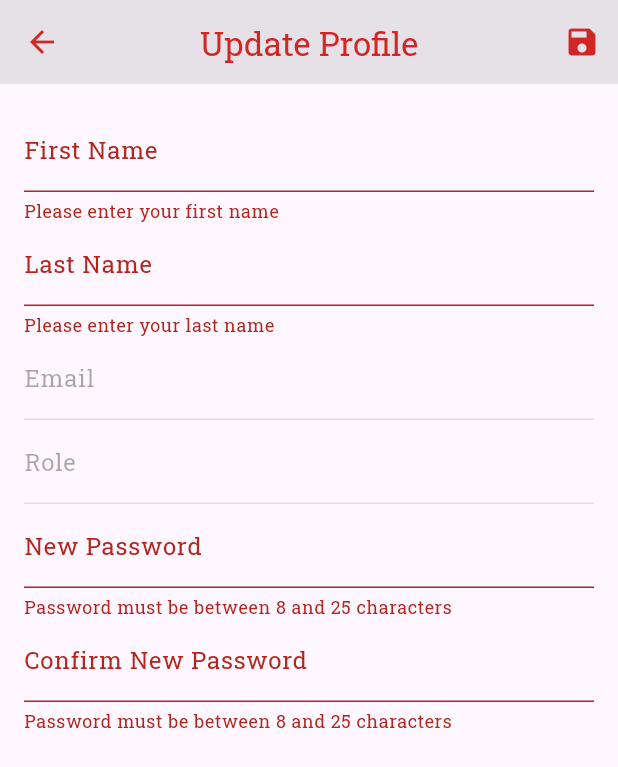
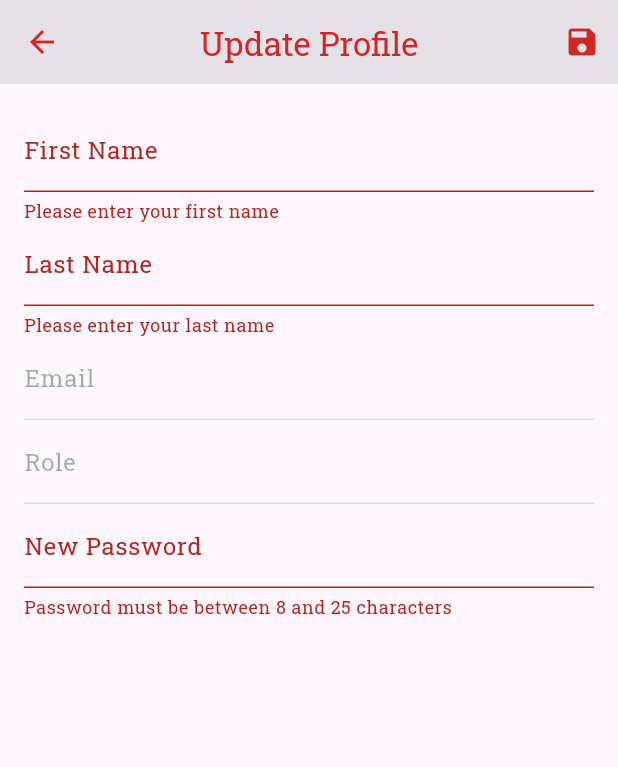
Before and after one commit to ayamaher205/Buses-ITI-Mobile-App, a Flutter app: the UpdateProfileScreen screen opened directly with empty values, after a tap on the "save" icon, on a phone screen of 412 x 824 dp. Shown: the top 767 px of the screen. Run offline on Flutter 3.47's test engine with Material 3 defaults, Android fonts, the phone set to English and light mode, and no system bars; our stand-ins replace awesome_dialog, email_validator, firebase_core, firebase_messaging, flutter_dotenv, flutter_map and 6 more; missing offline and left inert: flutter_scrolling_fab_animated; accounts and stored records are empty.

Commit message:
update style for update profile

```diff
--- a/lib/screens/update_profile.dart
+++ b/lib/screens/update_profile.dart
@@ -11,12 +11,12 @@ class UpdateProfileScreen extends StatefulWidget {
   final String role;
 
   const UpdateProfileScreen({
-    Key? key,
+    super.key,
     required this.firstName,
     required this.lastName,
     required this.email,
     required this.role,
-  }) : super(key: key);
+  });
 
   @override
   State<UpdateProfileScreen> createState() => _UpdateProfileScreenState();
@@ -29,6 +29,7 @@ class _UpdateProfileScreenState extends State<UpdateProfileScreen> {
   final TextEditingController _passwordController = TextEditingController();
   final TextEditingController _confirmPasswordController = TextEditingController();
   final _formKey = GlobalKey<FormState>();
+  bool _showConfirmPassword = false;
 
   @override
   void initState() {
@@ -50,7 +51,7 @@ class _UpdateProfileScreenState extends State<UpdateProfileScreen> {
     final accessToken = prefs.getString('accessToken');
     if (accessToken == null) {
       ScaffoldMessenger.of(context).showSnackBar(
-        SnackBar(content: Text('No access token found')),
+        const SnackBar(content: Text('No access token found')),
       );
       return;
     }
@@ -63,7 +64,7 @@ class _UpdateProfileScreenState extends State<UpdateProfileScreen> {
     if (_passwordController.text.isNotEmpty) {
       if (_passwordController.text.length < 8 || _passwordController.text.length > 25) {
         ScaffoldMessenger.of(context).showSnackBar(
-          SnackBar(content: Text('Password must be between 8 and 25 characters')),
+          const SnackBar(content: Text('Password must be between 8 and 25 characters')),
         );
         return;
       }
@@ -83,7 +84,7 @@ class _UpdateProfileScreenState extends State<UpdateProfileScreen> {
 
     if (response.statusCode == 200) {
       ScaffoldMessenger.of(context).showSnackBar(
-        SnackBar(content: Text('Profile updated successfully')),
+        const SnackBar(content: Text('Profile updated successfully')),
       );
       Navigator.pop(context, {
         'firstName': _firstNameController.text,
@@ -91,7 +92,7 @@ class _UpdateProfileScreenState extends State<UpdateProfileScreen> {
       });
     } else {
       ScaffoldMessenger.of(context).showSnackBar(
-        SnackBar(content: Text('Failed to update profile')),
+        const SnackBar(content: Text('Failed to update profile')),
       );
     }
   }
@@ -115,14 +116,20 @@ class _UpdateProfileScreenState extends State<UpdateProfileScreen> {
     return null;
   }
 
+  void _toggleConfirmPassword(bool show) {
+    setState(() {
+      _showConfirmPassword = show;
+    });
+  }
+
   @override
   Widget build(BuildContext context) {
     return Scaffold(
       appBar: AppBar(
-        title: Text('Update Profile'),
+        title: const Text('Update Profile'),
         actions: [
           IconButton(
-            icon: Icon(Icons.save),
+            icon: const Icon(Icons.save),
             onPressed: _updateUserProfile,
           ),
         ],
@@ -135,7 +142,7 @@ class _UpdateProfileScreenState extends State<UpdateProfileScreen> {
             children: [
               TextFormField(
                 controller: _firstNameController,
-                decoration: InputDecoration(labelText: 'First Name'),
+                decoration: const InputDecoration(labelText: 'First Name'),
                 validator: (value) {
                   if (value == null || value.isEmpty) {
                     return 'Please enter your first name';
@@ -145,7 +152,7 @@ class _UpdateProfileScreenState extends State<UpdateProfileScreen> {
               ),
               TextFormField(
                 controller: _lastNameController,
-                decoration: InputDecoration(labelText: 'Last Name'),
+                decoration: const InputDecoration(labelText: 'Last Name'),
                 validator: (value) {
                   if (value == null || value.isEmpty) {
                     return 'Please enter your last name';
@@ -155,26 +162,30 @@ class _UpdateProfileScreenState extends State<UpdateProfileScreen> {
               ),
               TextFormField(
                 controller: TextEditingController(text: widget.email),
-                decoration: InputDecoration(labelText: 'Email'),
+                decoration: const InputDecoration(labelText: 'Email'),
                 enabled: false,
               ),
               TextFormField(
                 controller: TextEditingController(text: widget.role),
-                decoration: InputDecoration(labelText: 'Role'),
+                decoration: const InputDecoration(labelText: 'Role'),
                 enabled: false,
               ),
               TextFormField(
                 controller: _passwordController,
-                decoration: InputDecoration(labelText: 'New Password'),
+                decoration: const InputDecoration(labelText: 'New Password'),
                 obscureText: true,
                 validator: _validatePassword,
+                onChanged: (value) {
+                  _toggleConfirmPassword(value.isNotEmpty);
+                },
               ),
-              TextFormField(
-                controller: _confirmPasswordController,
-                decoration: InputDecoration(labelText: 'Confirm New Password'),
-                obscureText: true,
-                validator: _validatePassword,
-              ),
+              if (_showConfirmPassword)
+                TextFormField(
+                  controller: _confirmPasswordController,
+                  decoration: const InputDecoration(labelText: 'Confirm New Password'),
+                  obscureText: true,
+                  validator: _validatePassword,
+                ),
             ],
           ),
         ),
--- a/pubspec.yaml
+++ b/pubspec.yaml
@@ -54,7 +54,7 @@ dependencies:
   image_picker: ^0.8.9
   provider: ^6.1.2
   url_launcher: ^6.3.0
-  #awesome_dialog: ^3.2.1
+  awesome_dialog: ^3.2.1
 
 dev_dependencies:
   flutter_test:
```
Also changed, not shown: lib/widgets/bus_form.dart (+29 -31 lines), pubspec.lock.
